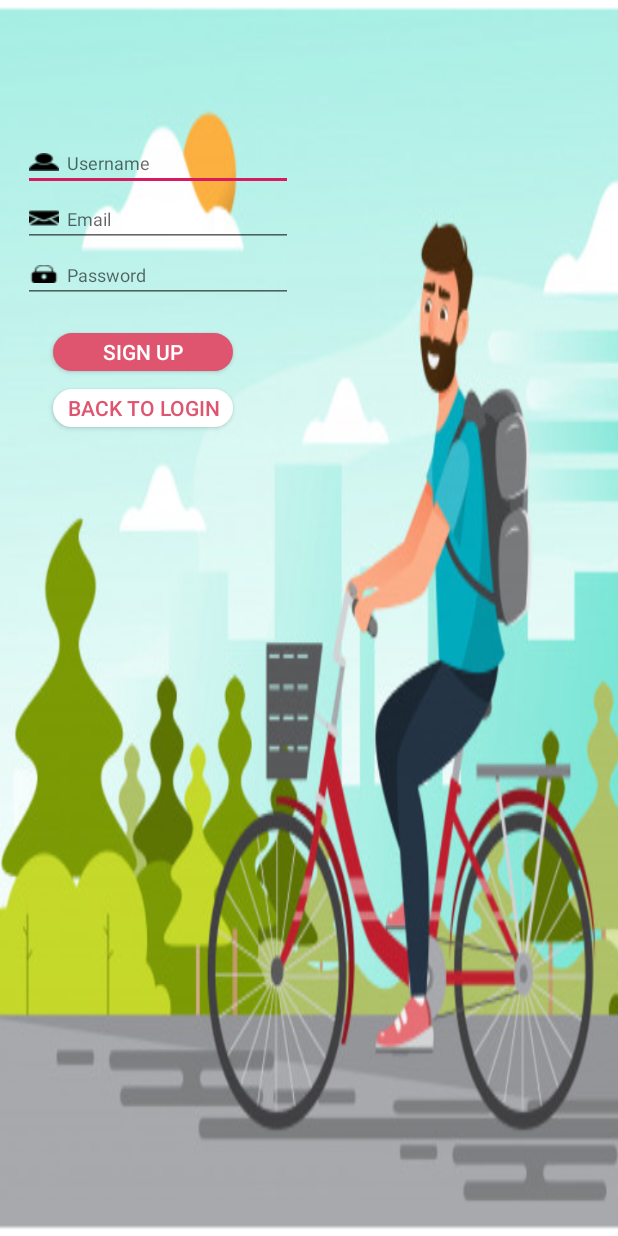
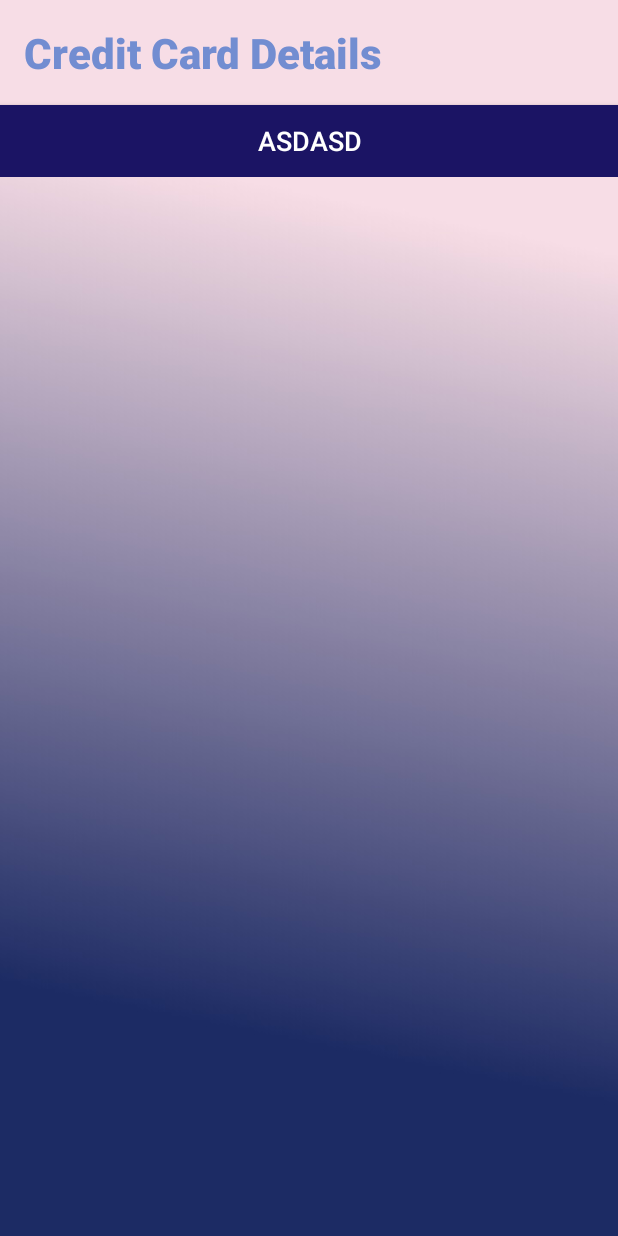
Before and after one commit to dab2m/BikePass_Android, an Android app: the SignUpActivity screen opened directly, with no data from a screen before it, after a tap on "SIGN UP", on a phone screen of 412 x 824 dp. Run offline under Robolectric (Android 15) with nearby library versions, the phone set to English and light mode, and no system bars.

Commit message:
Credit Card Details Class Added

```diff
--- a/app/src/main/AndroidManifest.xml
+++ b/app/src/main/AndroidManifest.xml
@@ -48,6 +48,9 @@
             android:name=".activity.ReportsActivity"
             android:theme="@style/AppTheme.NoActionBar" />
         <activity
+            android:name=".activity.CardDetailsActivity"
+            android:theme="@style/AppTheme.NoActionBar" />
+        <activity
             android:name=".activity.SignUpActivity"
             android:label="@string/title_activity_sign_up"
             android:theme="@style/AppTheme.NoActionBar" />
--- /dev/null
+++ b/app/src/main/java/com/example/bikepass_android/activity/CardDetailsActivity.java
@@ -0,0 +1,29 @@
+package com.example.bikepass_android.activity;
+
+import android.content.Intent;
+import android.os.Bundle;
+import android.support.v7.app.AppCompatActivity;
+import android.view.View;
+import android.widget.Button;
+import android.widget.Toast;
+
+import com.example.bikepass_android.R;
+
+/**
+ * Created by Berk on 03.02.2020.
+ */
+public class CardDetailsActivity extends AppCompatActivity implements View.OnClickListener {
+
+    @Override
+    protected void onCreate(Bundle savedInstanceState) {
+        super.onCreate(savedInstanceState);
+        setContentView(R.layout.activity_card_details);
+        Intent intent=getIntent();
+        Toast.makeText(getApplicationContext(),"" +intent.getStringExtra("message"), Toast.LENGTH_SHORT).show();
+    }
+
+    @Override
+    public void onClick(View v) {
+
+    }
+}
--- a/app/src/main/java/com/example/bikepass_android/activity/SignUpActivity.java
+++ b/app/src/main/java/com/example/bikepass_android/activity/SignUpActivity.java
@@ -86,6 +86,13 @@ public class SignUpActivity extends AppCompatActivity  implements View.OnClickLi
                 e.printStackTrace();
             }
         }
+
+        switch (view.getId()) {
+            case R.id.signupButton:
+                startActivity(new Intent(this, CardDetailsActivity.class));
+                Toast.makeText(getApplicationContext(), "You need to define credit card as well for payment", Toast.LENGTH_LONG).show();
+                break;
+        }
     }
     class MyAsyncSignup extends AsyncTask<String,Void,String> {
 
--- /dev/null
+++ b/app/src/main/res/layout/activity_card_details.xml
@@ -0,0 +1,39 @@
+<?xml version="1.0" encoding="utf-8"?>
+<LinearLayout xmlns:android="http://schemas.android.com/apk/res/android"
+    xmlns:tools="http://schemas.android.com/tools"
+    android:layout_width="match_parent"
+    android:layout_height="match_parent"
+    android:orientation="horizontal"
+    android:background="@drawable/background"
+    tools:context=".activity.ReportsActivity">
+
+    <LinearLayout
+        android:layout_width="match_parent"
+        android:layout_height="wrap_content"
+        android:orientation="vertical">
+
+        <TextView
+            android:id="@+id/tv1"
+            android:layout_width="match_parent"
+            android:layout_height="wrap_content"
+            android:paddingTop="16dp"
+            android:paddingLeft="16dp"
+            android:text="Credit Card Details"
+            android:textAppearance="@style/TextAppearance.AppCompat.Title"
+            android:textColor="@color/blue"
+            android:textSize="28sp"
+            android:textStyle="bold" />
+
+        <Button
+            android:id="@+id/b1"
+            android:layout_gravity="bottom"
+            android:layout_width="match_parent"
+            android:layout_height="wrap_content"
+            android:layout_marginTop="16dp"
+            android:background="@color/colorPrimary"
+            android:text="asdasd"
+            android:textColor="@color/white"
+            android:textSize="18sp" />
+
+    </LinearLayout>
+</LinearLayout>
```
